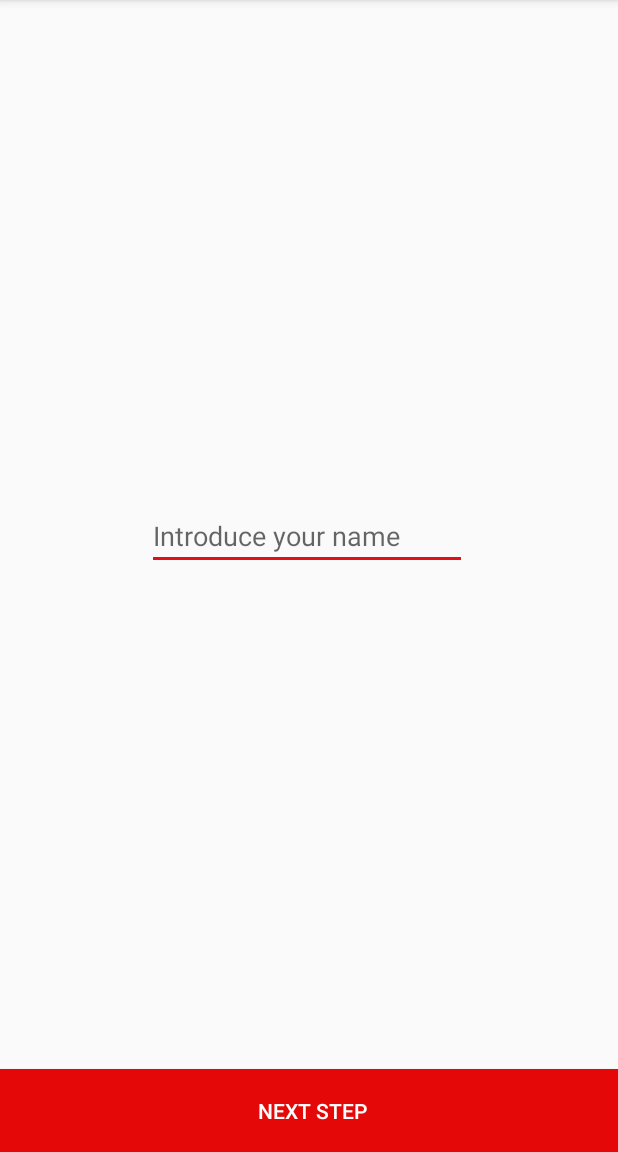
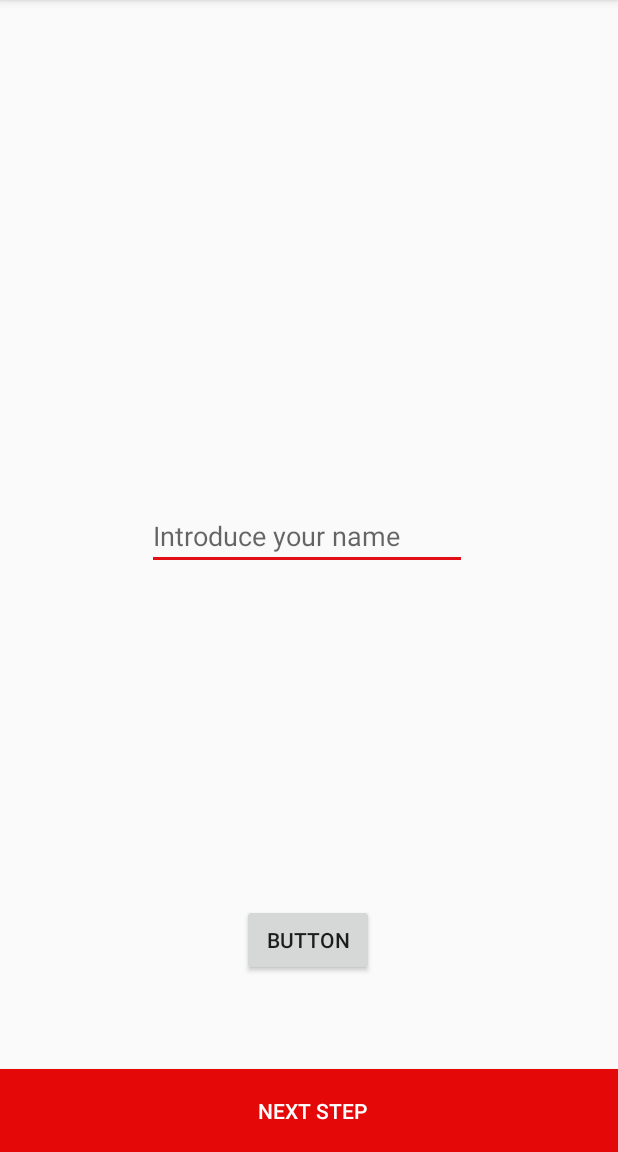
Before and after one commit to Ezebiglia12/Ejercicioapp, an Android app: the screen it shows after launch (MainActivity), on a phone screen of 412 x 824 dp, the part 84-1236 px from its top. Run offline under Robolectric (Android 15) with nearby library versions, the phone set to English and light mode, and no system bars.

Commit message:
lo cambie

```diff
--- a/app/src/main/res/layout-v26/activity_main.xml
+++ b/app/src/main/res/layout-v26/activity_main.xml
@@ -37,4 +37,16 @@
         app:layout_constraintHorizontal_bias="0.0"
         app:layout_constraintStart_toStartOf="parent"
         app:layout_constraintTop_toTopOf="parent" />
+
+    <Button
+        android:id="@+id/button2"
+        android:layout_width="wrap_content"
+        android:layout_height="wrap_content"
+        android:layout_marginTop="160dp"
+        android:text="Button"
+        app:layout_constraintBottom_toTopOf="@+id/button"
+        app:layout_constraintEnd_toEndOf="parent"
+        app:layout_constraintHorizontal_bias="0.498"
+        app:layout_constraintStart_toStartOf="parent"
+        app:layout_constraintTop_toBottomOf="@+id/editText" />
 </androidx.constraintlayout.widget.ConstraintLayout>
```
